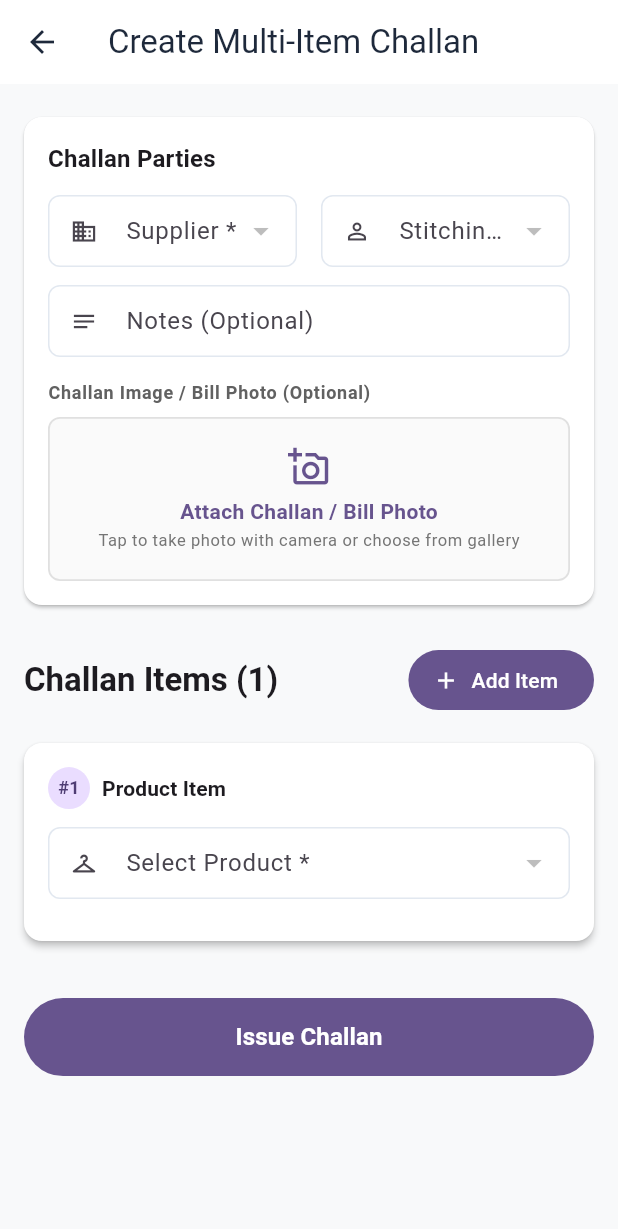
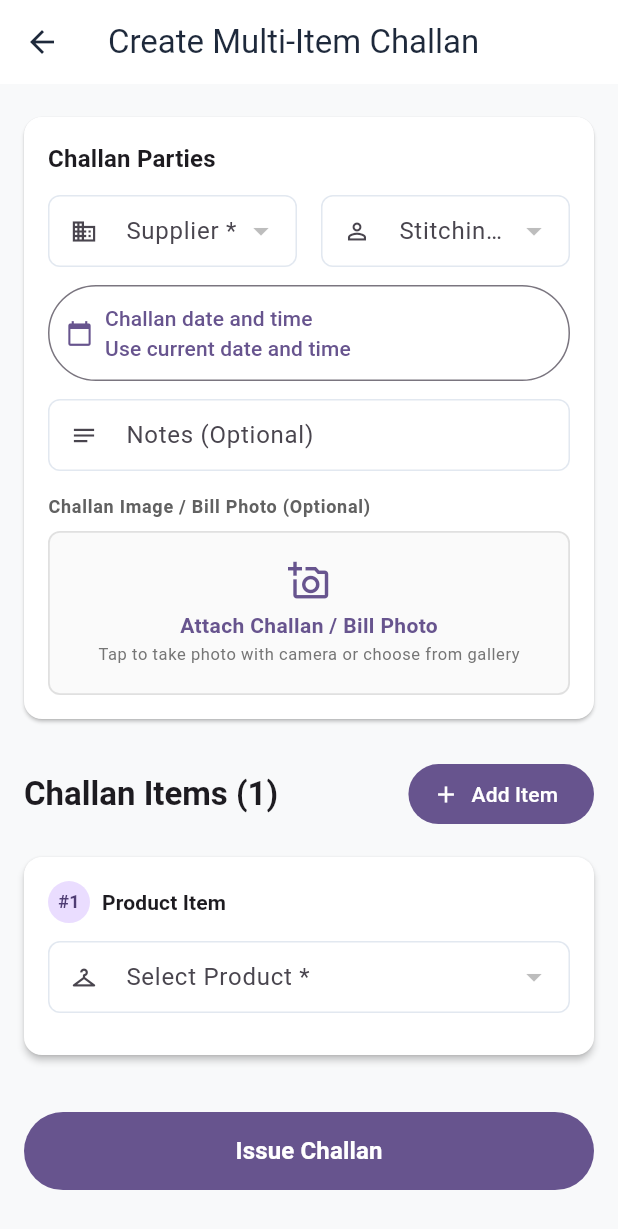
Before and after one commit to dennymoradiya/saree_erp, a Flutter app: the CreateChallanScreen screen opened by its route, on a phone screen of 412 x 824 dp. Shown: the top 1229 px of the screen. Run offline on Flutter 3.47's test engine with Material 3 defaults, Android fonts, the phone set to English and light mode, and no system bars; our stand-ins replace cached_network_image, cloud_firestore, firebase_auth, firebase_core, firebase_crashlytics, firebase_storage and 6 more; missing offline and left inert: firebase_app_check; accounts and stored records are empty.

Commit message:
Add challan date selection and production breakdown
Allow challans to use a selected past date and time. Add a product/SKU return summary for filtered stitching ledger periods, preserve fractional quantities, and use inclusive calendar-day date ranges.

```diff
--- a/lib/features/challans/domain/create_challan_input.dart
+++ b/lib/features/challans/domain/create_challan_input.dart
@@ -51,6 +51,7 @@ class CreateChallanInput {
     required this.items,
     this.notes,
     this.imageUrl,
+    this.createdAt,
     this.creatorRole = 'admin',
   });
 
@@ -59,5 +60,6 @@ class CreateChallanInput {
   final List<CreateChallanItemInput> items;
   final String? notes;
   final String? imageUrl;
+  final DateTime? createdAt;
   final String creatorRole;
 }
--- a/lib/features/challans/presentation/screens/create_challan_screen.dart
+++ b/lib/features/challans/presentation/screens/create_challan_screen.dart
@@ -32,6 +32,7 @@ class _CreateChallanScreenState extends ConsumerState<CreateChallanScreen> {
 
   String? _selectedSupplierId;
   String? _selectedStitchingUserId;
+  DateTime? _createdAt;
 
   final List<_ChallanItemDraft> _items = [_ChallanItemDraft()];
   bool _isSubmitting = false;
@@ -39,6 +40,39 @@ class _CreateChallanScreenState extends ConsumerState<CreateChallanScreen> {
 
   XFile? _selectedImage;
   Uint8List? _selectedImageBytes;
+
+  Future<void> _pickCreatedAt() async {
+    final now = DateTime.now();
+    final initial = _createdAt ?? now;
+    final date = await showDatePicker(
+      context: context,
+      initialDate: initial.isAfter(now) ? now : initial,
+      firstDate: DateTime(1),
+      lastDate: now,
+    );
+    if (date == null || !mounted) return;
+
+    final time = await showTimePicker(
+      context: context,
+      initialTime: TimeOfDay.fromDateTime(initial),
+    );
+    if (time == null || !mounted) return;
+
+    final selected = DateTime(
+      date.year,
+      date.month,
+      date.day,
+      time.hour,
+      time.minute,
+    );
+    if (selected.isAfter(DateTime.now())) {
+      ScaffoldMessenger.of(context).showSnackBar(
+        const SnackBar(content: Text('Choose a date and time in the past.')),
+      );
+      return;
+    }
+    setState(() => _createdAt = selected);
+  }
 
   Future<void> _pickImage() async {
     final file = await ImageUploadHelper.pickImage(context);
@@ -177,6 +211,7 @@ class _CreateChallanScreenState extends ConsumerState<CreateChallanScreen> {
         notes:
             _notesCtrl.text.trim().isNotEmpty ? _notesCtrl.text.trim() : null,
         imageUrl: uploadedImageUrl,
+        createdAt: _createdAt,
         creatorRole: isSupplier ? 'supplier' : 'admin',
       ),
     );
@@ -248,7 +283,7 @@ class _CreateChallanScreenState extends ConsumerState<CreateChallanScreen> {
                 onPressed: () {
                   final message = WhatsAppShareHelper.formatChallanMessage(
                     challanNumber: challan.challanNumber,
-                    createdAt: DateTime.now(),
+                    createdAt: challan.createdAt,
                     supplierName: supplierName,
                     stitchingUserName: stitchingUserName,
                     notes: _notesCtrl.text.trim().isNotEmpty
@@ -299,6 +334,12 @@ class _CreateChallanScreenState extends ConsumerState<CreateChallanScreen> {
     final stitchingUsersAsync = ref.watch(stitchingUsersListProvider);
     final productsAsync = ref.watch(productsStreamProvider);
     final theme = Theme.of(context);
+    final localizations = MaterialLocalizations.of(context);
+    final createdAt = _createdAt;
+    final createdAtLabel = createdAt == null
+        ? 'Use current date and time'
+        : '${localizations.formatShortDate(createdAt)}, '
+              '${TimeOfDay.fromDateTime(createdAt).format(context)}';
 
     return Scaffold(
       appBar: AppBar(
@@ -485,6 +526,35 @@ class _CreateChallanScreenState extends ConsumerState<CreateChallanScreen> {
                                           : null,
                                     ),
                                   ),
+                                ],
+                              ),
+                              const SizedBox(height: 12),
+                              Row(
+                                children: [
+                                  Expanded(
+                                    child: OutlinedButton.icon(
+                                      onPressed:
+                                          _isSubmitting ? null : _pickCreatedAt,
+                                      icon: const Icon(Icons.calendar_today),
+                                      label: Text(
+                                        'Challan date and time\n$createdAtLabel',
+                                        textAlign: TextAlign.start,
+                                      ),
+                                      style: OutlinedButton.styleFrom(
+                                        alignment: Alignment.centerLeft,
+                                        padding: const EdgeInsets.all(12),
+                                      ),
+                                    ),
+                                  ),
+                                  if (createdAt != null)
+                                    IconButton(
+                                      tooltip: 'Use current date and time',
+                                      onPressed: _isSubmitting
+                                          ? null
+                                          : () =>
+                                                setState(() => _createdAt = null),
+                                      icon: const Icon(Icons.restart_alt),
+                                    ),
                                 ],
                               ),
                               const SizedBox(height: 12),
```
Also changed, not shown: lib/features/challans/data/firebase_challan_repository.dart (+8 -4 lines), lib/features/stitching_ledger/domain/stitching_ledger_models.dart (+33 -0 lines), lib/features/stitching_ledger/presentation/controllers/stitching_ledger_providers.dart (+30 -43 lines), lib/features/stitching_ledger/presentation/screens/production_breakdown_screen.dart (added, +84 -0 lines), lib/features/stitching_ledger/presentation/screens/stitching_ledger_screen.dart (+43 -1 lines), 1 other file.
